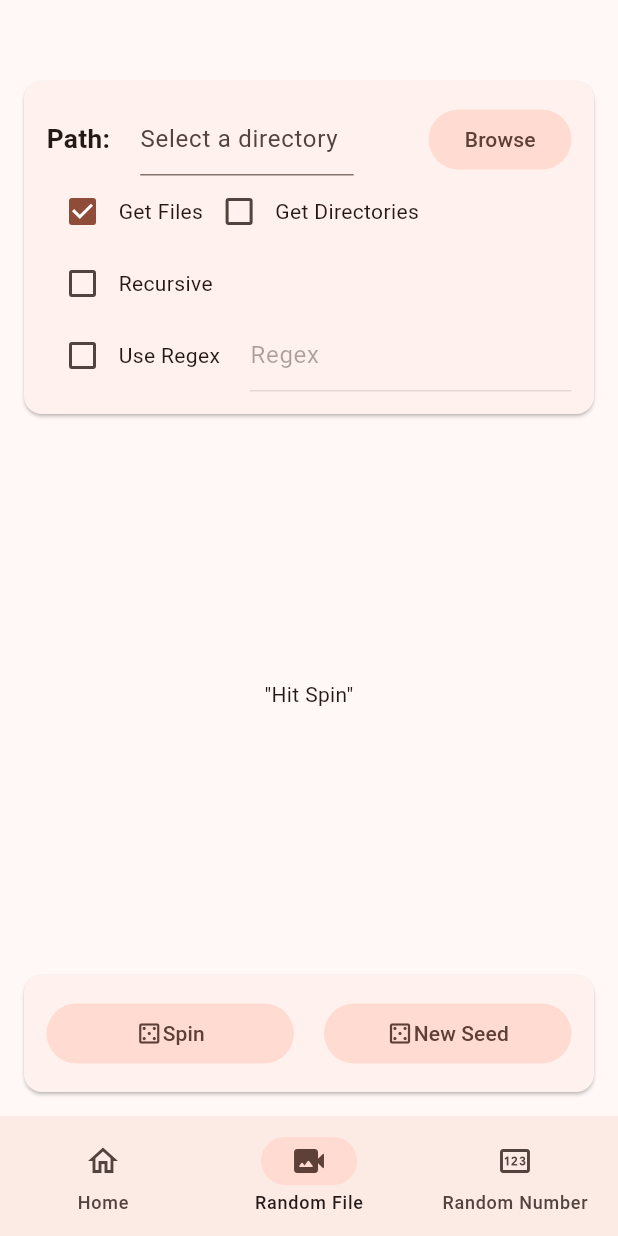
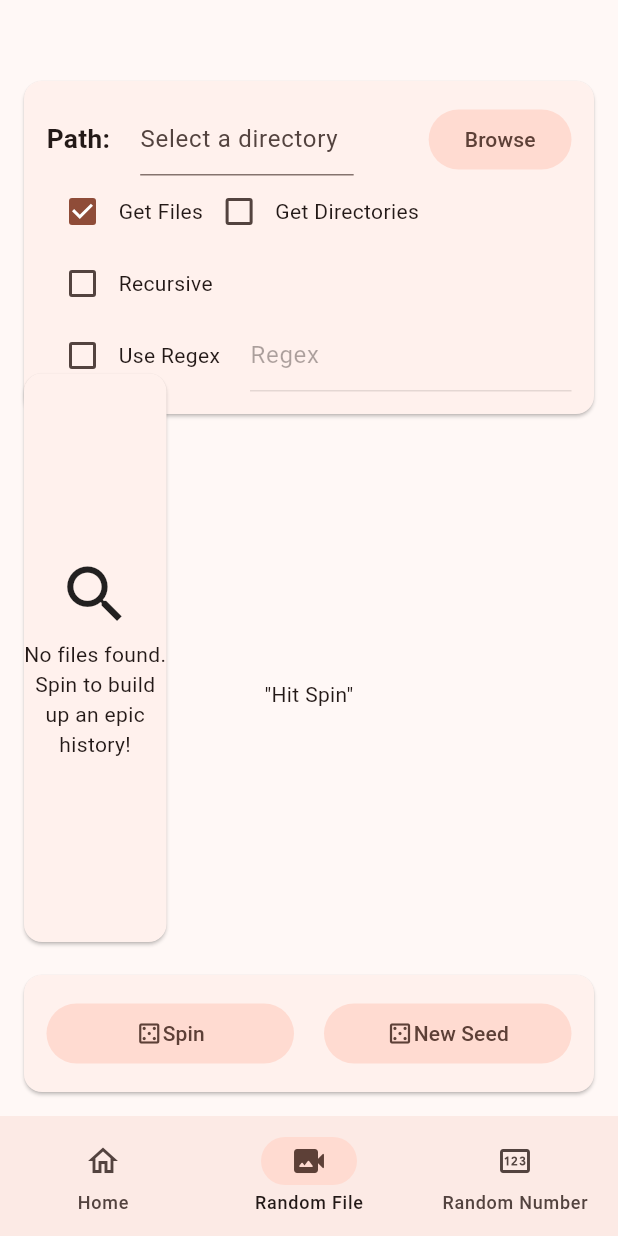
Before and after one commit to ru1t3rl/Flutter-Randomizer, a Flutter app: the screen it shows after launch, item 2 of the bottom bar chosen, on a phone screen of 412 x 824 dp. Run offline on Flutter 3.47's test engine with Material 2 defaults, Android fonts, the phone set to English and light mode, and no system bars; our stand-ins replace file_picker, shared_preferences; missing offline and left inert: flutter_meedu_videoplayer, open_app_file.

Commit message:
Added a history container to the random file picker

```diff
--- a/lib/views/random_file_picker.dart
+++ b/lib/views/random_file_picker.dart
@@ -3,6 +3,7 @@ import 'dart:math';
 
 import 'package:file_picker/file_picker.dart';
 import 'package:flutter/material.dart';
+import 'package:randomizer/widgets/file_history_card.dart';
 import '../widgets/text_checkbox.dart';
 
 import '../widgets/file_preview_card.dart';
@@ -17,11 +18,13 @@ class RandomFilePicker extends StatefulWidget {
 class _RandomFilePickerState extends State<RandomFilePicker> {
   var directoryTF = TextEditingController();
   List<FileSystemEntity> files = [];
+  final List<FileSystemEntity> _filesHistory = [];
   Random _rnd = Random();
 
   bool _busy = false;
   bool _dirty = true;
   bool _isSpinResult = false;
+  bool _useHistory = false;
 
   int randomIndex = 0;
 
@@ -87,10 +90,18 @@ class _RandomFilePickerState extends State<RandomFilePicker> {
     _spinValue = 'Got ${this.files.length} files!';
   }
 
+  Future<void> onHistoryItemClicked(FileSystemEntity file) async {
+    setState(() {
+      randomIndex = _filesHistory.indexOf(file);
+      _useHistory = true;
+    });
+  }
+
   Future<void> spin({int? cycles}) async {
     setState(() {
       _busy = true;
       _isSpinResult = false;
+      _useHistory = false;
     });
 
     cycles ??= 50;
@@ -114,6 +125,8 @@ class _RandomFilePickerState extends State<RandomFilePicker> {
       await Future.delayed(const Duration(milliseconds: 30));
     }
 
+    _filesHistory.add(files[randomIndex]);
+
     setState(() {
       _busy = false;
       _isSpinResult = true;
@@ -125,6 +138,7 @@ class _RandomFilePickerState extends State<RandomFilePicker> {
     setState(() {
       _busy = true;
       _isSpinResult = false;
+      _useHistory = false;
     });
     length ??= 20;
     smallestCharCode ??= 33;
@@ -152,12 +166,13 @@ class _RandomFilePickerState extends State<RandomFilePicker> {
   Widget build(BuildContext context) {
     return Scaffold(
       body: Center(
-        child: Column(
+        child: Stack(
+          children: [
+            Column(
               crossAxisAlignment: CrossAxisAlignment.center,
               mainAxisAlignment: MainAxisAlignment.spaceBetween,
               children: <Widget>[
                 Card(
-
                   child: Padding(
                       padding: const EdgeInsets.all(15),
                       child: Column(children: [
@@ -167,7 +182,8 @@ class _RandomFilePickerState extends State<RandomFilePicker> {
                             children: [
                               const Text('Path:',
                                   textScaleFactor: 1.25,
-                              style: TextStyle(fontWeight: FontWeight.bold)),
+                                  style:
+                                      TextStyle(fontWeight: FontWeight.bold)),
                               const SizedBox(width: 20),
                               Expanded(
                                 child: TextFormField(
@@ -266,7 +282,7 @@ class _RandomFilePickerState extends State<RandomFilePicker> {
                       ])),
                 ),
                 _isSpinResult
-                ? FilePreviewCard(filePath: files[randomIndex].path)
+                    ? FilePreviewCard(filePath: (_useHistory ? _filesHistory : files)[randomIndex].path)
                     : Text(
                         _spinValue,
                         key: Key(_spinValue),
@@ -304,6 +320,21 @@ class _RandomFilePickerState extends State<RandomFilePicker> {
                 ),
               ],
             ),
+            Positioned(
+              top: 195,
+              bottom: 100,
+              left: 0,
+              child: SizedBox(
+                width: 400 * MediaQuery.of(context).size.width / 1600,
+                height: 200 * MediaQuery.of(context).size.width / 900,
+                child: FileHistoryCard(
+                  files: _filesHistory,
+                  onTapItem: onHistoryItemClicked,
+                ),
+              ),
+            ),
+          ],
+        ),
       ),
     );
   }
--- /dev/null
+++ b/lib/widgets/file_history_card.dart
@@ -0,0 +1,101 @@
+import 'dart:io';
+
+import 'package:flutter/material.dart';
+
+class FileHistoryCard extends StatefulWidget {
+  List<FileSystemEntity> files;
+  final Future<void> Function(FileSystemEntity)? onTapItem;
+
+  FileHistoryCard({super.key, required this.files, this.onTapItem});
+
+  @override
+  State<StatefulWidget> createState() => _FileHistoryCardState();
+}
+
+class _FileHistoryCardState extends State<FileHistoryCard> {
+  late final List<FileSystemEntity> _files;
+
+  @override
+  void initState() {
+    super.initState();
+    _files = widget.files;
+  }
+
+  Future<void> _handleTap(FileSystemEntity file) async {
+    if (widget.onTapItem != null) {
+      await widget.onTapItem?.call(file);
+    }
+  }
+
+  Icon _getIcon(String fileName) {
+    switch (fileName.split('.').last) {
+      case 'mp4':
+        return const Icon(Icons.movie);
+      case 'pdf':
+        return const Icon(Icons.picture_as_pdf);
+      case 'docx':
+        return const Icon(Icons.document_scanner);
+      case 'xlsx':
+        return const Icon(Icons.table_chart);
+      case 'pptx':
+        return const Icon(Icons.slideshow);
+      case 'txt':
+        return const Icon(Icons.text_fields);
+      case 'zip':
+      case 'rar':
+      case '7z':
+      case 'tar':
+      case 'gz':
+      case 'tgz':
+        return const Icon(Icons.archive);
+      case 'png':
+      case 'jpg':
+      case 'jpeg':
+      case 'gif':
+      case 'webp':
+      default:
+        return const Icon(Icons.image);
+    }
+  }
+
+  @override
+  Widget build(BuildContext context) {
+    return Card(
+      child: _files.isNotEmpty
+          ? ListView(
+              children: [
+                for (final file in _files)
+                  Card(
+                    elevation: 0,
+                    color: Theme.of(context).colorScheme.surfaceVariant,
+                    child: InkWell(
+                      splashColor: Theme.of(context).colorScheme.secondaryContainer,
+                      borderRadius: BorderRadius.circular(8),
+                      onTap: () => {_handleTap(file)},
+                      child: ListTile(
+                        leading: _getIcon(
+                            file.path.split(Platform.pathSeparator).last),
+                        title:
+                            Text(file.path.split(Platform.pathSeparator).last),
+                        // subtitle: Text(file.path),
+                        trailing: const Icon(Icons.chevron_right),
+                      ),
+                    ),
+                  ),
+              ],
+            )
+          : const Center(
+              child: Column(
+                mainAxisAlignment: MainAxisAlignment.center,
+                children: [
+                  Icon(Icons.search, size: 50),
+                  SizedBox(height: 5),
+                  Text(
+                      textAlign: TextAlign.center,
+                      'No files found.\nSpin to build up an epic history!')
+                ],
+              ),
+            ),
+    );
+  }
+}
```
Also changed, not shown: lib/widgets/file_preview_card.dart (+16 -5 lines). Lines whose indentation alone changed are shown as unchanged.
